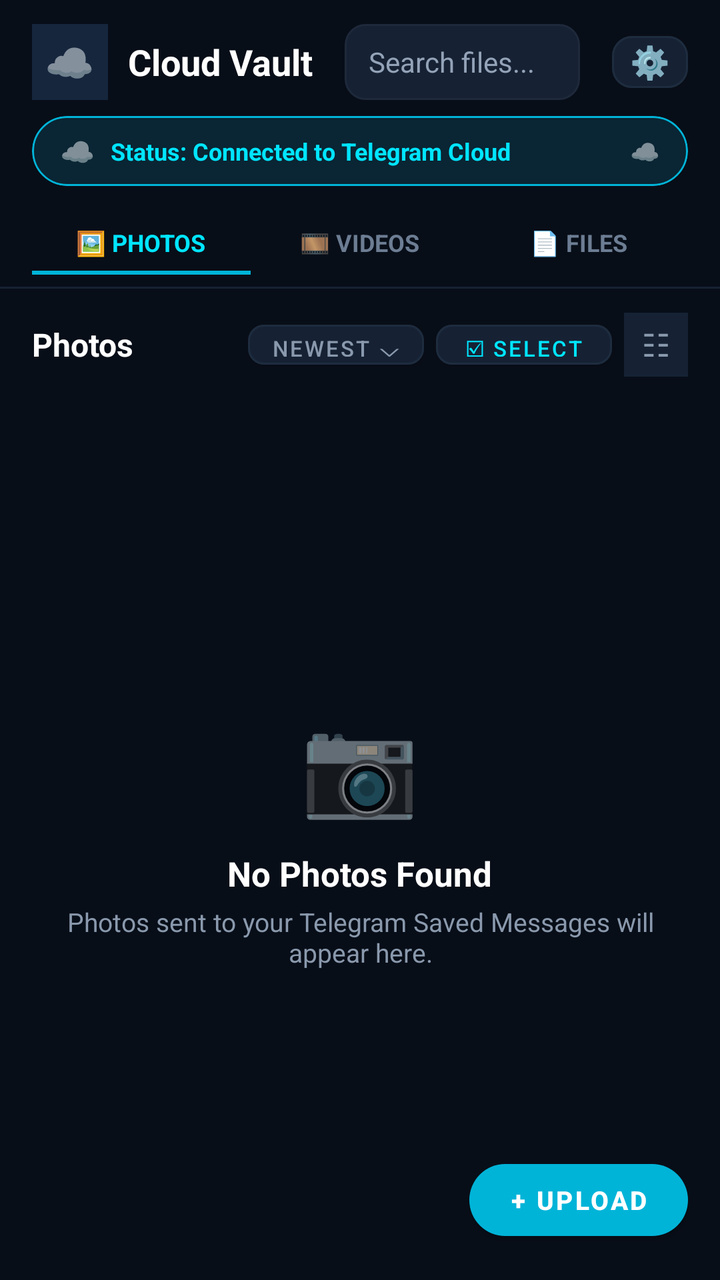
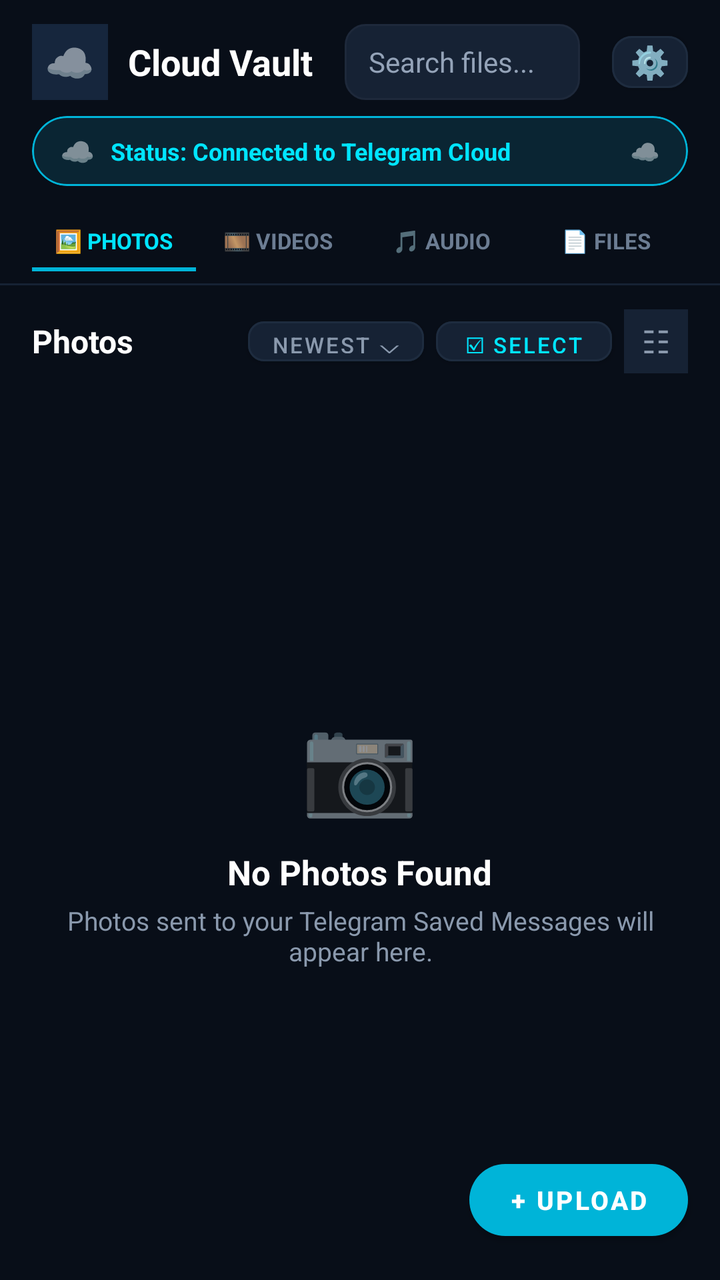

Screens rendered from an Android XML layout before and after an edit, with the pre-edit source and the edit as a unified diff.
<!-- AndroidManifest.xml: application theme Theme.CloudVault -->
<!-- res/layout/activity_main.xml -->
<?xml version="1.0" encoding="utf-8"?>
<LinearLayout xmlns:android="http://schemas.android.com/apk/res/android"
    xmlns:app="http://schemas.android.com/apk/res-auto"
    android:layout_width="match_parent"
    android:layout_height="match_parent"
    android:orientation="vertical"
    android:background="@color/bg_dark">

    
    <LinearLayout
        android:id="@+id/layoutNormalTopBar"
        android:layout_width="match_parent"
        android:layout_height="wrap_content"
        android:orientation="horizontal"
        android:gravity="center_vertical"
        android:paddingStart="16dp"
        android:paddingEnd="16dp"
        android:paddingTop="12dp"
        android:paddingBottom="8dp">

        
        <LinearLayout
            android:layout_width="wrap_content"
            android:layout_height="wrap_content"
            android:orientation="horizontal"
            android:gravity="center_vertical">

            <FrameLayout
                android:layout_width="38dp"
                android:layout_height="38dp"
                android:background="@drawable/ic_launcher_background"
                android:backgroundTint="#16263D">

                <TextView
                    android:layout_width="wrap_content"
                    android:layout_height="wrap_content"
                    android:layout_gravity="center"
                    android:text="☁️"
                    android:textSize="20sp" />
            </FrameLayout>

            <TextView
                android:layout_width="wrap_content"
                android:layout_height="wrap_content"
                android:layout_marginStart="10dp"
                android:text="Cloud Vault"
                android:textColor="@color/text_primary"
                android:textSize="18sp"
                android:textStyle="bold" />
        </LinearLayout>

        <EditText
            android:id="@+id/etSearch"
            android:layout_width="0dp"
            android:layout_height="38dp"
            android:layout_weight="1"
            android:layout_marginStart="16dp"
            android:layout_marginEnd="8dp"
            android:background="@drawable/bg_search"
            android:hint="Search files..."
            android:textColorHint="#94A3B8"
            android:textColor="#FFFFFF"
            android:textSize="14sp"
            android:paddingStart="12dp"
            android:paddingEnd="12dp"
            android:singleLine="true"
            android:imeOptions="actionSearch" />

        
        <com.google.android.material.button.MaterialButton
            android:id="@+id/btnSettings"
            android:layout_width="38dp"
            android:layout_height="38dp"
            android:layout_marginStart="8dp"
            android:text="⚙️"
            android:textColor="#FFFFFF"
            android:textSize="16sp"
            app:cornerRadius="10dp"
            app:backgroundTint="#162234"
            app:strokeColor="@color/card_border"
            app:strokeWidth="1dp"
            android:padding="0dp"
            style="@style/Widget.MaterialComponents.Button" />
    </LinearLayout>

    
    <LinearLayout
        android:id="@+id/layoutSelectionTopBar"
        android:layout_width="match_parent"
        android:layout_height="wrap_content"
        android:orientation="horizontal"
        android:gravity="center_vertical"
        android:paddingStart="16dp"
        android:paddingEnd="16dp"
        android:paddingTop="12dp"
        android:paddingBottom="8dp"
        android:visibility="gone"
        android:background="#0A0F1D">

        
        <TextView
            android:id="@+id/btnCloseSelection"
            android:layout_width="40dp"
            android:layout_height="40dp"
            android:gravity="center"
            android:text="✕"
            android:textColor="#FFFFFF"
            android:textSize="20sp"
            android:background="?attr/selectableItemBackgroundBorderless" />

        
        <TextView
            android:id="@+id/tvSelectionCount"
            android:layout_width="0dp"
            android:layout_height="wrap_content"
            android:layout_weight="1"
            android:layout_marginStart="12dp"
            android:text="1 item selected"
            android:textColor="#FFFFFF"
            android:textSize="18sp"
            android:textStyle="bold" />

        
        <com.google.android.material.button.MaterialButton
            android:id="@+id/btnSelectAll"
            android:layout_width="wrap_content"
            android:layout_height="38dp"
            android:text="Select All"
            android:textColor="#38BDF8"
            android:textSize="12sp"
            android:textStyle="bold"
            app:cornerRadius="19dp"
            app:backgroundTint="#16263D"
            app:strokeColor="#1E293B"
            app:strokeWidth="1dp"
            android:paddingStart="12dp"
            android:paddingEnd="12dp"
            style="@style/Widget.MaterialComponents.Button" />
    </LinearLayout>

    
    <com.google.android.material.card.MaterialCardView
        android:id="@+id/cardStatusBanner"
        android:layout_width="match_parent"
        android:layout_height="wrap_content"
        android:layout_marginStart="16dp"
        android:layout_marginEnd="16dp"
        app:cardCornerRadius="20dp"
        app:cardElevation="0dp"
        app:cardBackgroundColor="@color/status_pill_bg"
        app:strokeColor="@color/status_pill_border"
        app:strokeWidth="1dp">

        <LinearLayout
            android:layout_width="match_parent"
            android:layout_height="wrap_content"
            android:orientation="horizontal"
            android:gravity="center_vertical"
            android:paddingStart="14dp"
            android:paddingEnd="14dp"
            android:paddingTop="8dp"
            android:paddingBottom="8dp">

            <TextView
                android:layout_width="wrap_content"
                android:layout_height="wrap_content"
                android:text="☁️"
                android:textSize="14sp" />

            <TextView
                android:id="@+id/tvStatus"
                android:layout_width="0dp"
                android:layout_height="wrap_content"
                android:layout_weight="1"
                android:layout_marginStart="8dp"
                android:text="Status: Connected to Telegram Cloud"
                android:textColor="@color/accent_cyan_bright"
                android:textSize="12sp"
                android:textStyle="bold"
                android:maxLines="1"
                android:ellipsize="end" />

            <TextView
                android:layout_width="wrap_content"
                android:layout_height="wrap_content"
                android:text="☁️"
                android:textSize="12sp" />
        </LinearLayout>
    </com.google.android.material.card.MaterialCardView>

    
    <LinearLayout
        android:layout_width="match_parent"
        android:layout_height="wrap_content"
        android:layout_marginTop="14dp"
        android:paddingStart="16dp"
        android:paddingEnd="16dp"
        android:orientation="horizontal">

        <LinearLayout
            android:id="@+id/tabPhotosContainer"
            android:layout_width="0dp"
            android:layout_height="wrap_content"
            android:layout_weight="1"
            android:orientation="vertical"
            android:gravity="center"
            android:paddingTop="6dp"
            android:paddingBottom="6dp">

            <TextView
                android:id="@+id/tvTabPhotosLabel"
                android:layout_width="wrap_content"
                android:layout_height="wrap_content"
                android:text="🖼 PHOTOS"
                android:textColor="@color/accent_cyan_bright"
                android:textSize="12sp"
                android:textStyle="bold" />

            <View
                android:id="@+id/tabPhotosIndicator"
                android:layout_width=" match_parent"
                android:layout_height="2dp"
                android:layout_marginTop="6dp"
                android:background="@color/accent_cyan" />
        </LinearLayout>

        <LinearLayout
            android:id="@+id/tabVideosContainer"
            android:layout_width="0dp"
            android:layout_height="wrap_content"
            android:layout_weight="1"
            android:orientation="vertical"
            android:gravity="center"
            android:paddingTop="6dp"
            android:paddingBottom="6dp">

            <TextView
                android:id="@+id/tvTabVideosLabel"
                android:layout_width="wrap_content"
                android:layout_height="wrap_content"
                android:text="🎞 VIDEOS"
                android:textColor="@color/tab_inactive"
                android:textSize="12sp"
                android:textStyle="bold" />

            <View
                android:id="@+id/tabVideosIndicator"
                android:layout_width="match_parent"
                android:layout_height="2dp"
                android:layout_marginTop="6dp"
                android:background="@android:color/transparent" />
        </LinearLayout>

        <LinearLayout
            android:id="@+id/tabFilesContainer"
            android:layout_width="0dp"
            android:layout_height="wrap_content"
            android:layout_weight="1"
            android:orientation="vertical"
            android:gravity="center"
            android:paddingTop="6dp"
            android:paddingBottom="6dp">

            <TextView
                android:id="@+id/tvTabFilesLabel"
                android:layout_width="wrap_content"
                android:layout_height="wrap_content"
                android:text="📄 FILES"
                android:textColor="@color/tab_inactive"
                android:textSize="12sp"
                android:textStyle="bold" />

            <View
                android:id="@+id/tabFilesIndicator"
                android:layout_width="match_parent"
                android:layout_height="2dp"
                android:layout_marginTop="6dp"
                android:background="@android:color/transparent" />
        </LinearLayout>

    </LinearLayout>

    <View
        android:layout_width="match_parent"
        android:layout_height="1dp"
        android:background="#162234" />

    
    <LinearLayout
        android:layout_width="match_parent"
        android:layout_height="wrap_content"
        android:orientation="horizontal"
        android:gravity="center_vertical"
        android:paddingStart="16dp"
        android:paddingEnd="16dp"
        android:paddingTop="12dp"
        android:paddingBottom="6dp">

        <TextView
            android:id="@+id/tvSectionTitle"
            android:layout_width="0dp"
            android:layout_height="wrap_content"
            android:layout_weight="1"
            android:text="Photos"
            android:textColor="@color/text_primary"
            android:textSize="16sp"
            android:textStyle="bold" />

        <com.google.android.material.button.MaterialButton
            android:id="@+id/btnSortFilter"
            android:layout_width="wrap_content"
            android:layout_height="32dp"
            android:text="Newest ⌵"
            android:textColor="@color/text_secondary"
            android:textSize="11sp"
            app:cornerRadius="8dp"
            app:backgroundTint="#162234"
            app:strokeColor="@color/card_border"
            app:strokeWidth="1dp"
            android:paddingStart="8dp"
            android:paddingEnd="8dp"
            style="@style/Widget.MaterialComponents.Button" />

        <com.google.android.material.button.MaterialButton
            android:id="@+id/btnStartSelect"
            android:layout_width="wrap_content"
            android:layout_height="32dp"
            android:layout_marginStart="6dp"
            android:text="☑ Select"
            android:textColor="@color/accent_cyan_bright"
            android:textSize="11sp"
            app:cornerRadius="8dp"
            app:backgroundTint="#162234"
            app:strokeColor="@color/card_border"
            app:strokeWidth="1dp"
            android:paddingStart="8dp"
            android:paddingEnd="8dp"
            style="@style/Widget.MaterialComponents.Button" />

        <TextView
            android:id="@+id/btnGridToggle"
            android:layout_width="32dp"
            android:layout_height="32dp"
            android:layout_marginStart="6dp"
            android:gravity="center"
            android:text="☷"
            android:textColor="@color/text_secondary"
            android:textSize="16sp"
            android:background="#162234" />
    </LinearLayout>

    
    <FrameLayout
        android:layout_width="match_parent"
        android:layout_height="0dp"
        android:layout_weight="1">

        <androidx.recyclerview.widget.RecyclerView
            android:id="@+id/rvMediaGrid"
            android:layout_width="match_parent"
            android:layout_height="match_parent"
            android:clipToPadding="false"
            android:paddingStart="12dp"
            android:paddingEnd="12dp"
            android:paddingTop="4dp"
            android:paddingBottom="80dp"
            android:scrollbars="vertical" />

        
        <LinearLayout
            android:id="@+id/layoutEmptyState"
            android:layout_width="match_parent"
            android:layout_height="match_parent"
            android:orientation="vertical"
            android:gravity="center"
            android:padding="24dp">

            <TextView
                android:id="@+id/tvEmptyEmoji"
                android:layout_width="wrap_content"
                android:layout_height="wrap_content"
                android:text="📷"
                android:textSize="48sp" />

            <TextView
                android:id="@+id/tvEmptyTitle"
                android:layout_width="wrap_content"
                android:layout_height="wrap_content"
                android:layout_marginTop="12dp"
                android:text="No Photos Found"
                android:textColor="@color/text_primary"
                android:textSize="17sp"
                android:textStyle="bold" />

            <TextView
                android:id="@+id/tvEmptySubtitle"
                android:layout_width="wrap_content"
                android:layout_height="wrap_content"
                android:layout_marginTop="4dp"
                android:gravity="center"
                android:text="Photos sent to your Telegram Saved Messages will appear here."
                android:textColor="@color/text_secondary"
                android:textSize="13sp" />
        </LinearLayout>

        
        <ProgressBar
            android:id="@+id/pbLoading"
            android:layout_width="40dp"
            android:layout_height="40dp"
            android:layout_gravity="center"
            android:visibility="gone" />

        
        <com.google.android.material.button.MaterialButton
            android:id="@+id/fabUpload"
            android:layout_width="wrap_content"
            android:layout_height="48dp"
            android:layout_gravity="bottom|end"
            android:layout_marginEnd="16dp"
            android:layout_marginBottom="16dp"
            android:text="+ UPLOAD"
            android:textColor="#FFFFFF"
            android:textSize="13sp"
            android:textStyle="bold"
            app:cornerRadius="24dp"
            app:backgroundTint="@color/accent_cyan"
            app:elevation="6dp"
            android:paddingStart="20dp"
            android:paddingEnd="20dp"
            style="@style/Widget.MaterialComponents.Button" />

        
        <com.google.android.material.card.MaterialCardView
            android:id="@+id/layoutSelectionBottomBar"
            android:layout_width="match_parent"
            android:layout_height="wrap_content"
            android:layout_gravity="bottom"
            android:layout_marginStart="16dp"
            android:layout_marginEnd="16dp"
            android:layout_marginBottom="16dp"
            android:visibility="gone"
            app:cardCornerRadius="28dp"
            app:cardElevation="8dp"
            app:cardBackgroundColor="#0F172A"
            app:strokeColor="#1E293B"
            app:strokeWidth="1dp">

            <LinearLayout
                android:layout_width="match_parent"
                android:layout_height="wrap_content"
                android:orientation="horizontal"
                android:gravity="center"
                android:padding="8dp">

                
                <com.google.android.material.button.MaterialButton
                    android:id="@+id/btnDownloadSelected"
                    android:layout_width="0dp"
                    android:layout_height="48dp"
                    android:layout_weight="1"
                    android:layout_marginEnd="6dp"
                    android:text="⬇ Download"
                    android:textColor="#FFFFFF"
                    android:textSize="13sp"
                    android:textStyle="bold"
                    app:backgroundTint="#2563EB"
                    app:cornerRadius="24dp"
                    style="@style/Widget.MaterialComponents.Button" />

                
                <com.google.android.material.button.MaterialButton
                    android:id="@+id/btnDeleteSelected"
                    android:layout_width="0dp"
                    android:layout_height="48dp"
                    android:layout_weight="1"
                    android:layout_marginStart="6dp"
                    android:text="🗑 Delete"
                    android:textColor="#FFFFFF"
                    android:textSize="13sp"
                    android:textStyle="bold"
                    app:backgroundTint="#DC2626"
                    app:cornerRadius="24dp"
                    style="@style/Widget.MaterialComponents.Button" />

            </LinearLayout>
        </com.google.android.material.card.MaterialCardView>

    </FrameLayout>

</LinearLayout>
<!-- resources referenced by this layout -->
<resources>
  <color name="accent_cyan">#00B4D8</color>
  <color name="accent_cyan_bright">#00E5FF</color>
  <color name="bg_dark">#080E18</color>
  <color name="card_border">#1E2C3F</color>
  <color name="status_pill_bg">#0A2533</color>
  <color name="status_pill_border">#00B4D8</color>
  <color name="tab_inactive">#6C7D93</color>
  <color name="text_primary">#FFFFFF</color>
  <color name="text_secondary">#8A99AD</color>
  <!-- drawable bg_search (drawable) -->
  <?xml version="1.0" encoding="utf-8"?>
  <shape xmlns:android="http://schemas.android.com/apk/res/android"
      android:shape="rectangle">
      <solid android:color="#162234" />
      <corners android:radius="10dp" />
      <stroke android:color="#1E293B" android:width="1dp" />
  </shape>
  <!-- drawable ic_launcher_background (drawable) -->
  <?xml version="1.0" encoding="utf-8"?>
  <vector xmlns:android="http://schemas.android.com/apk/res/android"
      android:width="108dp"
      android:height="108dp"
      android:viewportWidth="108"
      android:viewportHeight="108">
      <path
          android:fillColor="#3B82F6"
          android:pathData="M0,0h108v108h-108z"/>
  </vector>
  <style name="Theme.CloudVault" parent="Theme.MaterialComponents.DayNight.NoActionBar">
          <item name="colorPrimary">@color/accent_blue</item>
          <item name="colorSecondary">@color/accent_cyan</item>
          <item name="android:statusBarColor">@color/bg_dark</item>
          <item name="android:windowBackground">@color/bg_dark</item>
      </style>
  <color name="accent_blue">#1976D2</color>
</resources>

<!-- the commit's change to res/layout/activity_main.xml (unified diff, before → after) -->
@@ -213,12 +213,13 @@
                 android:layout_height="wrap_content"
                 android:text="🖼 PHOTOS"
                 android:textColor="@color/accent_cyan_bright"
-                android:textSize="12sp"
-                android:textStyle="bold" />
+                android:textSize="11sp"
+                android:textStyle="bold"
+                android:singleLine="true" />
 
             <View
                 android:id="@+id/tabPhotosIndicator"
-                android:layout_width=" match_parent"
+                android:layout_width="match_parent"
                 android:layout_height="2dp"
                 android:layout_marginTop="6dp"
                 android:background="@color/accent_cyan" />
@@ -240,8 +241,9 @@
                 android:layout_height="wrap_content"
                 android:text="🎞 VIDEOS"
                 android:textColor="@color/tab_inactive"
-                android:textSize="12sp"
-                android:textStyle="bold" />
+                android:textSize="11sp"
+                android:textStyle="bold"
+                android:singleLine="true" />
 
             <View
                 android:id="@+id/tabVideosIndicator"
@@ -252,7 +254,7 @@
         </LinearLayout>
 
         <LinearLayout
-            android:id="@+id/tabFilesContainer"
+            android:id="@+id/tabAudiosContainer"
             android:layout_width="0dp"
             android:layout_height="wrap_content"
             android:layout_weight="1"
@@ -262,13 +264,42 @@
             android:paddingBottom="6dp">
 
             <TextView
+                android:id="@+id/tvTabAudiosLabel"
+                android:layout_width="wrap_content"
+                android:layout_height="wrap_content"
+                android:text="🎵 AUDIO"
+                android:textColor="@color/tab_inactive"
+                android:textSize="11sp"
+                android:textStyle="bold"
+                android:singleLine="true" />
+
+            <View
+                android:id="@+id/tabAudiosIndicator"
+                android:layout_width="match_parent"
+                android:layout_height="2dp"
+                android:layout_marginTop="6dp"
+                android:background="@android:color/transparent" />
+        </LinearLayout>
+
+        <LinearLayout
+            android:id="@+id/tabFilesContainer"
+            android:layout_width="0dp"
+            android:layout_height="wrap_content"
+            android:layout_weight="1"
+            android:orientation="vertical"
+            android:gravity="center"
+            android:paddingTop="6dp"
+            android:paddingBottom="6dp">
+
+            <TextView
                 android:id="@+id/tvTabFilesLabel"
                 android:layout_width="wrap_content"
                 android:layout_height="wrap_content"
                 android:text="📄 FILES"
                 android:textColor="@color/tab_inactive"
-                android:textSize="12sp"
-                android:textStyle="bold" />
+                android:textSize="11sp"
+                android:textStyle="bold"
+                android:singleLine="true" />
 
             <View
                 android:id="@+id/tabFilesIndicator"
